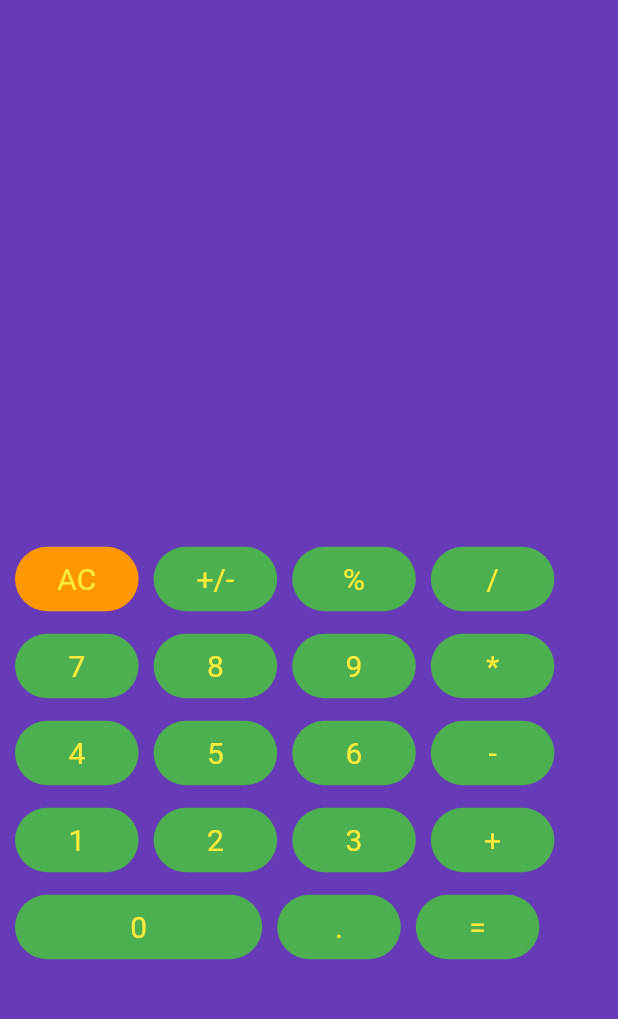
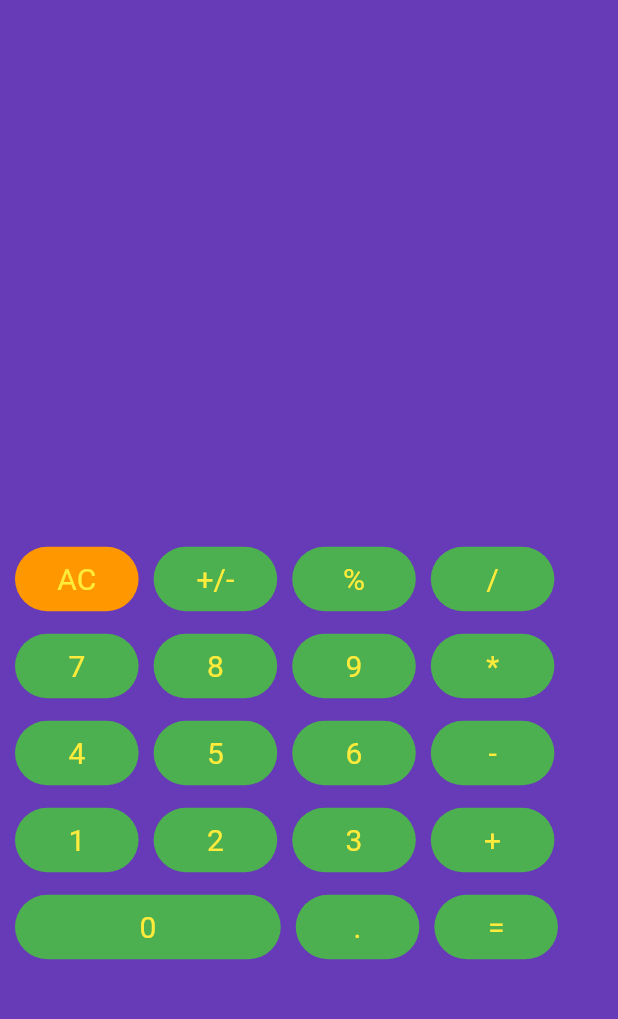
Before and after one commit to Akhil184/Calculator-App, a Flutter app: the screen it shows after launch, on a phone screen of 412 x 824 dp, the part 84-1103 px from its top. Run offline on Flutter 3.47's test engine with Material 3 defaults, Android fonts, the phone set to English and light mode, and no system bars; our stand-ins replace math_expressions.

Commit message:
made resposive

```diff
--- a/lib/screens/calculator_page.dart
+++ b/lib/screens/calculator_page.dart
@@ -354,7 +354,7 @@ input.add('+');
 
                 Container(
                   margin: EdgeInsets.all(5),
-                  width:a.width*0.4,
+                  width:a.width*0.43,
                   child: TextButton(
                     style: TextButton.styleFrom(
                         padding: const EdgeInsets.all(10),
```
